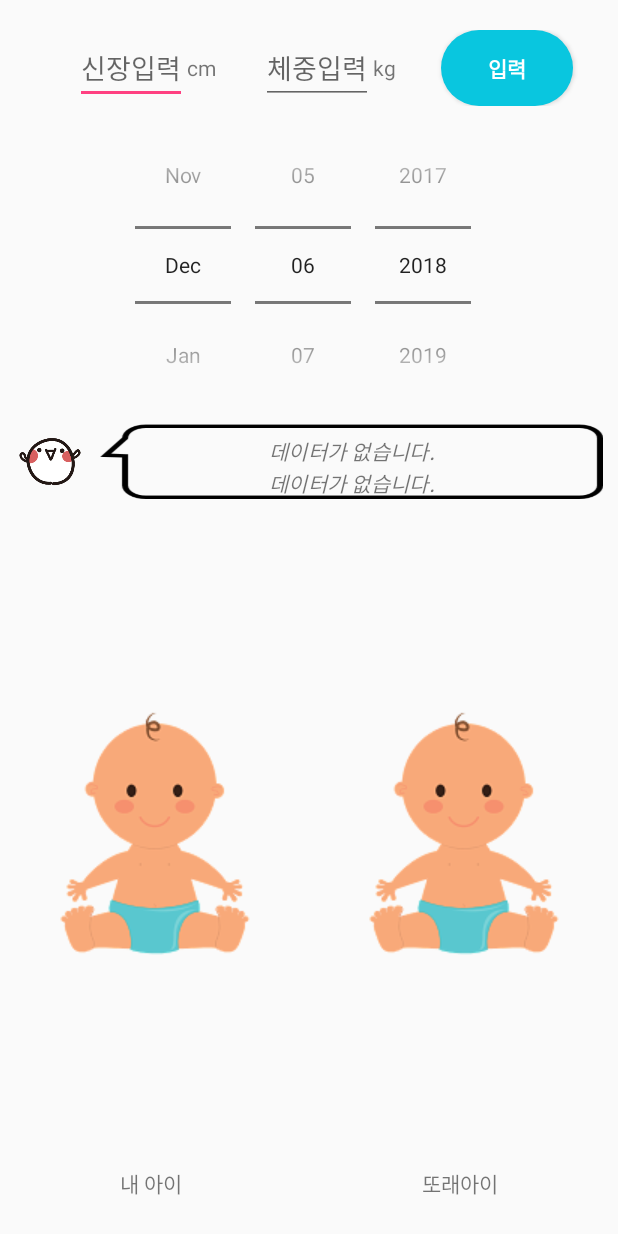
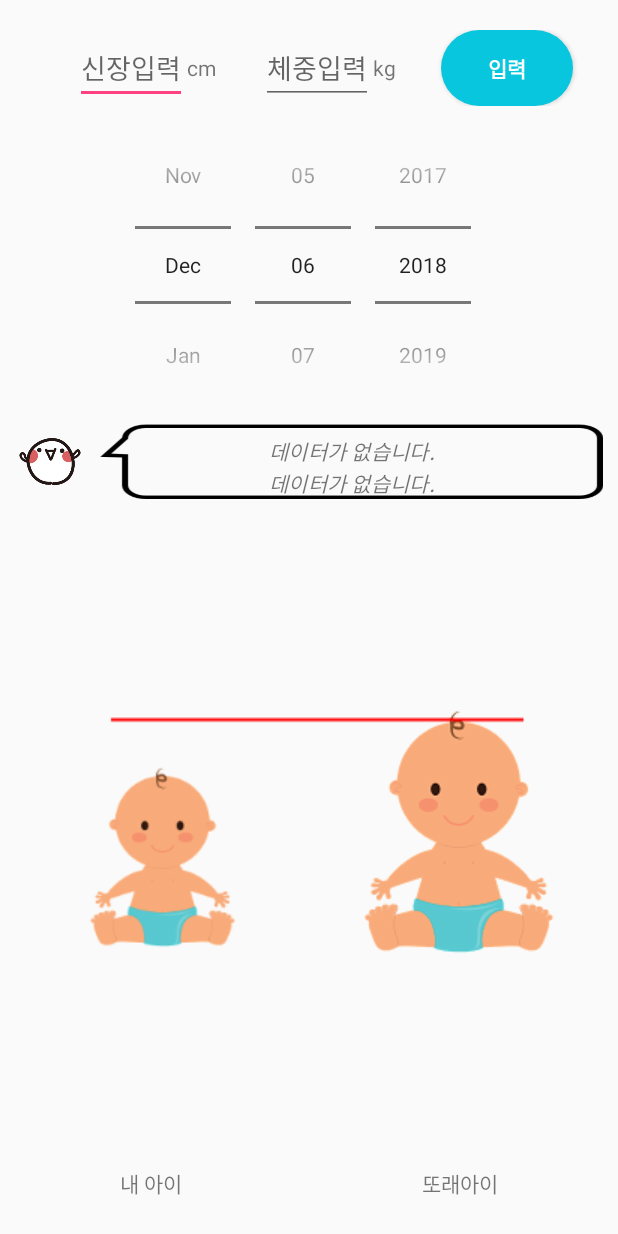
Before and after one commit to 6415y/healthybaby, an Android app: the GrowthActivity screen opened directly, with no data from a screen before it, after a tap on "입력", on a phone screen of 412 x 824 dp. Run offline under Robolectric (Android 15) with nearby library versions, the phone set to English and light mode, and no system bars; our stand-ins replace CircleImageView, Firebase (no records; nobody signed in at launch, a user with empty details on screens opened directly); 10 statements that could not run were skipped.

Commit message:
성장 발육 수정 업로드

```diff
--- a/app/src/main/java/com/example/james/healthybaby/GrowthActivity.java
+++ b/app/src/main/java/com/example/james/healthybaby/GrowthActivity.java
@@ -35,7 +35,7 @@ public class GrowthActivity extends AppCompatActivity {
     Button gro_savebtn;//입력버튼
     TextView checktext;//아이크기비교 텍스트
     TextView dataview;//데이터 존재유무 텍스트
-    ImageView leftimage, rightimage;
+    ImageView babyimage;
 
 
     double[] heightmeanboy = {49.9,
@@ -508,8 +508,7 @@ public class GrowthActivity extends AppCompatActivity {
         gro_date = (DatePicker) findViewById(R.id.growthdatespin);//오늘날짜선택스피너
 
         gro_savebtn = (Button) findViewById(R.id.growthsavebtn);
-        leftimage = (ImageView) findViewById(R.id.leftimage);
-        rightimage = (ImageView) findViewById(R.id.rightimage);
+        babyimage = (ImageView) findViewById(R.id.babyimage);
         Intent intent = getIntent();
         final int year1 = intent.getExtras().getInt("year");//아이 생일 년 월 일
         final int month1 = intent.getExtras().getInt("month");
@@ -536,37 +535,23 @@ public class GrowthActivity extends AppCompatActivity {
                 uploadgrowthresult.child("heightresult").child(age.toString()).setValue(getheight);
                 uploadgrowthresult.child("weightresult").child(age.toString()).setValue(getweight);
 
-                LinearLayout.LayoutParams leftParam=(LinearLayout.LayoutParams) leftimage.getLayoutParams();
-                LinearLayout.LayoutParams rightParam=(LinearLayout.LayoutParams) rightimage.getLayoutParams();
                 if (babysex == "남자") {//남아의 신장
                     float mean = (float) heightmeanboy[(int) (age / 30)];//생후 일수로 또래아이 신장평균 구해옴
                     if (height / mean > 1) {
                         checktext.setText("아이가 또래들보다 키가" + (int) ((height / mean - 1) * 100) + "%만큼 큽니다.");
-                        rightParam.setMargins((int)((height/mean-1)*100),(int)((height/mean-1)*100),(int)((height/mean-1)*100),(int)((height/mean-1)*100));
-                        rightimage.setLayoutParams(rightParam);
-                        leftParam.setMargins(0,0,0,0);
-                        leftimage.setLayoutParams(leftParam);
+                        babyimage.setImageResource(R.drawable.babyleft);
                     } else {
                         checktext.setText("아이가 또래들보다 키가" + (int) ((1 - height / mean) * 100) + "%만큼 작습니다.");
-                        leftParam.setMargins((int)((1-height/mean)*100),(int)((1-height/mean)*100),(int)((1-height/mean)*100),(int)((1-height/mean)*100));
-                        leftimage.setLayoutParams(leftParam);
-                        rightParam.setMargins(0,0,0,0);
-                        rightimage.setLayoutParams(rightParam);
+                        babyimage.setImageResource(R.drawable.babyright);
                     }
                 } else {//여아의 신장
                     float mean = (float) heightmeangirl[(int) (age / 30)];//생후 일수로 또래아이 신장평균 구해옴
                     if (height / mean > 1) {
                         checktext.setText("아이가 또래들보다 키가" + (int) ((height / mean - 1) * 100) + "%만큼 큽니다.");
-                        rightParam.setMargins((int)((height/mean-1)*100),(int)((height/mean-1)*100),(int)((height/mean-1)*100),(int)((height/mean-1)*100));
-                        rightimage.setLayoutParams(rightParam);
-                        leftParam.setMargins(0,0,0,0);
-                        leftimage.setLayoutParams(leftParam);
+                        babyimage.setImageResource(R.drawable.babyleft);
                     } else {
                         checktext.setText("아이가 또래들보다 키가" + (int) ((1 - height / mean) * 100) + "%만큼 작습니다.");
-                        leftParam.setMargins((int)((1-height/mean)*100),(int)((1-height/mean)*100),(int)((1-height/mean)*100),(int)((1-height/mean)*100));
-                        leftimage.setLayoutParams(leftParam);
-                        rightParam.setMargins(0,0,0,0);
-                        rightimage.setLayoutParams(rightParam);
+                        babyimage.setImageResource(R.drawable.babyright);
                     }
                 }
 
--- a/app/src/main/res/layout/activity_growth.xml
+++ b/app/src/main/res/layout/activity_growth.xml
@@ -126,20 +126,12 @@
             android:layout_weight="10">
 
             <ImageView
-                android:id="@+id/leftimage"
+                android:id="@+id/babyimage"
                 android:layout_width="match_parent"
                 android:layout_height="match_parent"
                 android:layout_weight="1"
                 android:scaleType="centerInside"
-                android:src="@drawable/growthbaby2" />
-
-            <ImageView
-                android:id="@+id/rightimage"
-                android:layout_width="match_parent"
-                android:layout_height="match_parent"
-                android:layout_weight="1"
-                android:scaleType="centerInside"
-                android:src="@drawable/growthbaby2" />
+                android:src="@drawable/babyequal" />
         </LinearLayout>
 
         <LinearLayout
```
Also changed, not shown: app/src/main/res/drawable/babyequal.png (added), app/src/main/res/drawable/babyleft.png (added), app/src/main/res/drawable/babyright.png (added).
